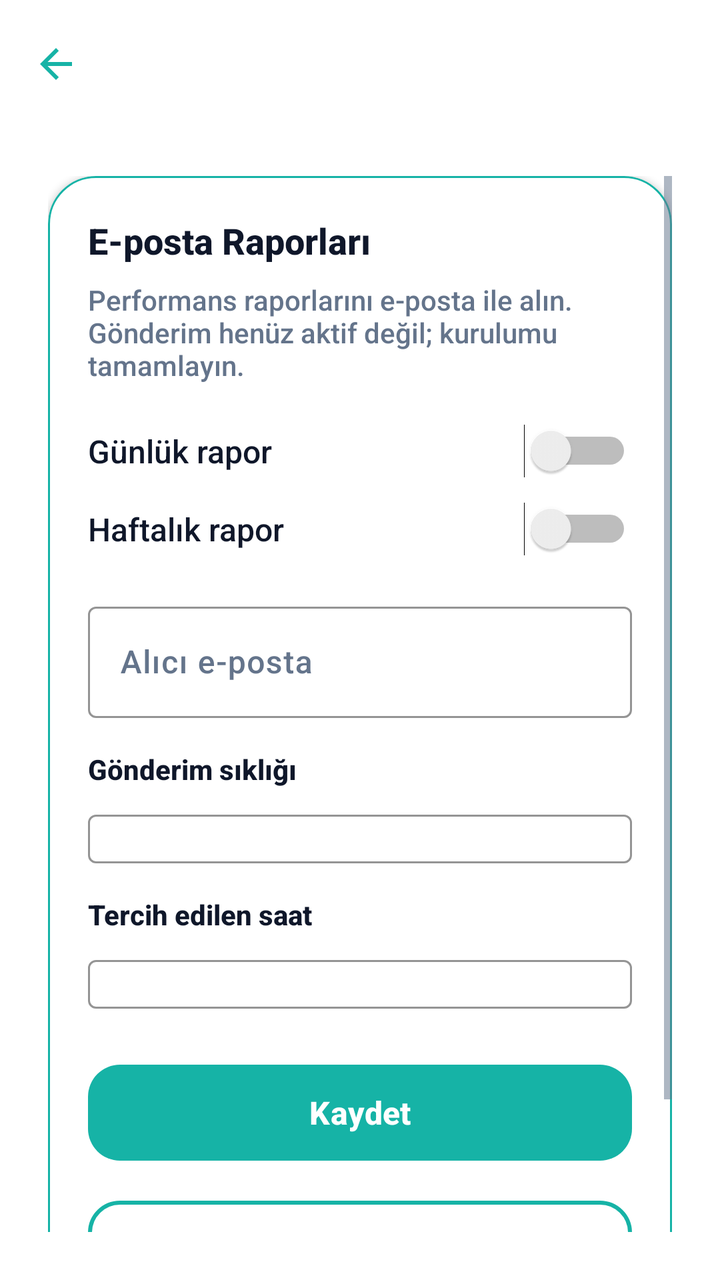
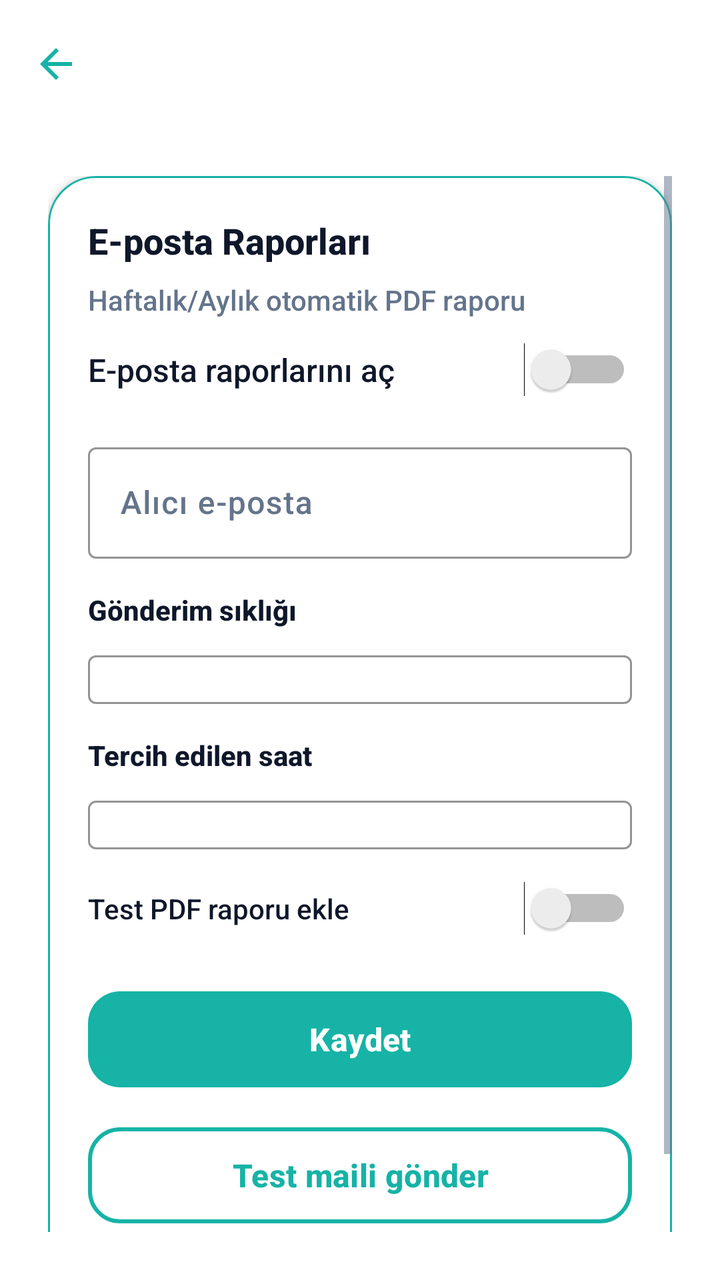

Two renders of the same Android screen: before a commit and after it. Below are the layout's source before the change and the commit's diff.
<!-- AndroidManifest.xml: application theme Theme.BrainBuddy -->
<!-- res/layout/activity_email_reports_setup.xml -->
<?xml version="1.0" encoding="utf-8"?>
<LinearLayout xmlns:android="http://schemas.android.com/apk/res/android"
    xmlns:app="http://schemas.android.com/apk/res-auto"
    android:layout_width="match_parent"
    android:layout_height="match_parent"
    android:orientation="vertical"
    android:background="@color/white">

    <com.google.android.material.appbar.MaterialToolbar
        android:id="@+id/toolbar"
        android:layout_width="match_parent"
        android:layout_height="?attr/actionBarSize"
        android:background="@color/white"
        app:titleTextColor="@color/bb_text"
        app:navigationIcon="?attr/homeAsUpIndicator"
        app:navigationIconTint="@color/emerald_primary" />

    <ScrollView
        android:layout_width="match_parent"
        android:layout_height="match_parent"
        android:fillViewport="true"
        android:padding="@dimen/space_24">

        <LinearLayout
            android:layout_width="match_parent"
            android:layout_height="wrap_content"
            android:orientation="vertical">

            <com.google.android.material.card.MaterialCardView
                style="@style/Widget.BrainBuddy.Card"
                android:layout_width="match_parent"
                android:layout_height="wrap_content"
                app:strokeColor="@color/emerald_primary"
                app:strokeWidth="1dp"
                app:cardBackgroundColor="@color/white">

                <LinearLayout
                    android:layout_width="match_parent"
                    android:layout_height="wrap_content"
                    android:orientation="vertical"
                    android:padding="20dp">

                    <TextView
                        android:layout_width="match_parent"
                        android:layout_height="wrap_content"
                        android:text="@string/email_reports_setup_title"
                        android:textSize="18sp"
                        android:textStyle="bold"
                        android:textColor="@color/bb_text"/>

                    <TextView
                        android:layout_width="match_parent"
                        android:layout_height="wrap_content"
                        android:layout_marginTop="8dp"
                        android:text="@string/email_reports_setup_subtitle"
                        android:textSize="14sp"
                        android:textColor="@color/bb_text_muted"/>

                    <LinearLayout
                        android:layout_width="match_parent"
                        android:layout_height="wrap_content"
                        android:orientation="horizontal"
                        android:gravity="center_vertical"
                        android:layout_marginTop="20dp">

                        <TextView
                            android:layout_width="0dp"
                            android:layout_height="wrap_content"
                            android:layout_weight="1"
                            android:text="@string/email_reports_daily"
                            android:textSize="16sp"
                            android:textColor="@color/bb_text"/>

                        <Switch
                            android:id="@+id/switchDailyReport"
                            android:layout_width="wrap_content"
                            android:layout_height="wrap_content"/>
                    </LinearLayout>

                    <LinearLayout
                        android:layout_width="match_parent"
                        android:layout_height="wrap_content"
                        android:orientation="horizontal"
                        android:gravity="center_vertical"
                        android:layout_marginTop="12dp">

                        <TextView
                            android:layout_width="0dp"
                            android:layout_height="wrap_content"
                            android:layout_weight="1"
                            android:text="@string/email_reports_weekly"
                            android:textSize="16sp"
                            android:textColor="@color/bb_text"/>

                        <Switch
                            android:id="@+id/switchWeeklyReport"
                            android:layout_width="wrap_content"
                            android:layout_height="wrap_content"/>
                    </LinearLayout>

                    <com.google.android.material.textfield.TextInputLayout
                        android:id="@+id/emailLayout"
                        style="@style/Widget.Material3.TextInputLayout.OutlinedBox"
                        android:layout_width="match_parent"
                        android:layout_height="wrap_content"
                        android:layout_marginTop="20dp"
                        android:hint="@string/email_reports_recipient"
                        app:boxStrokeColor="@color/emerald_primary"
                        app:hintTextColor="@color/emerald_primary">

                        <com.google.android.material.textfield.TextInputEditText
                            android:id="@+id/emailInput"
                            android:layout_width="match_parent"
                            android:layout_height="wrap_content"
                            android:inputType="textEmailAddress"/>
                    </com.google.android.material.textfield.TextInputLayout>

                    <TextView
                        android:layout_width="match_parent"
                        android:layout_height="wrap_content"
                        android:layout_marginTop="16dp"
                        android:text="@string/email_reports_frequency"
                        android:textSize="14sp"
                        android:textStyle="bold"
                        android:textColor="@color/bb_text"/>

                    <com.google.android.material.textfield.TextInputLayout
                        style="@style/Widget.Material3.TextInputLayout.OutlinedBox"
                        android:layout_width="match_parent"
                        android:layout_height="wrap_content"
                        android:layout_marginTop="8dp"
                        app:boxStrokeColor="@color/emerald_primary">

                        <com.google.android.material.textfield.MaterialAutoCompleteTextView
                            android:id="@+id/spinnerFrequency"
                            android:layout_width="match_parent"
                            android:layout_height="wrap_content"
                            android:inputType="none"/>
                    </com.google.android.material.textfield.TextInputLayout>

                    <TextView
                        android:layout_width="match_parent"
                        android:layout_height="wrap_content"
                        android:layout_marginTop="16dp"
                        android:text="@string/email_reports_hour"
                        android:textSize="14sp"
                        android:textStyle="bold"
                        android:textColor="@color/bb_text"/>

                    <com.google.android.material.textfield.TextInputLayout
                        style="@style/Widget.Material3.TextInputLayout.OutlinedBox"
                        android:layout_width="match_parent"
                        android:layout_height="wrap_content"
                        android:layout_marginTop="8dp"
                        app:boxStrokeColor="@color/emerald_primary">

                        <com.google.android.material.textfield.MaterialAutoCompleteTextView
                            android:id="@+id/spinnerHour"
                            android:layout_width="match_parent"
                            android:layout_height="wrap_content"
                            android:inputType="none"/>
                    </com.google.android.material.textfield.TextInputLayout>

                    <com.google.android.material.button.MaterialButton
                        android:id="@+id/btnSave"
                        style="@style/BBButton"
                        android:layout_width="match_parent"
                        android:layout_height="wrap_content"
                        android:layout_marginTop="24dp"
                        android:text="@string/email_reports_save"/>

                    <com.google.android.material.button.MaterialButton
                        android:id="@+id/btnTestMail"
                        style="@style/BBButtonAlt"
                        android:layout_width="match_parent"
                        android:layout_height="wrap_content"
                        android:layout_marginTop="12dp"
                        android:text="@string/email_reports_test_mail"/>

                    <TextView
                        android:id="@+id/tvPermissionsInfo"
                        android:layout_width="match_parent"
                        android:layout_height="wrap_content"
                        android:layout_marginTop="20dp"
                        android:text="@string/email_reports_permissions_info"
                        android:textSize="12sp"
                        android:textColor="@color/bb_text_muted"/>
                </LinearLayout>
            </com.google.android.material.card.MaterialCardView>
        </LinearLayout>
    </ScrollView>
</LinearLayout>
<!-- resources referenced by this layout -->
<resources>
  <color name="bb_text">@color/textPrimary</color>
  <color name="bb_text_muted">@color/textSecondary</color>
  <color name="emerald_primary">@color/emerald</color>
  <color name="white">#FFFFFF</color>
  <dimen name="space_24">24dp</dimen>
  <string name="email_reports_daily">Günlük rapor</string>
  <string name="email_reports_frequency">Gönderim sıklığı</string>
  <string name="email_reports_hour">Tercih edilen saat</string>
  <string name="email_reports_permissions_info">Bildirimler için bildirim izni gereklidir. Raporlar planlanan saatte arka planda gönderilecektir.</string>
  <string name="email_reports_recipient">Alıcı e-posta</string>
  <string name="email_reports_save">Kaydet</string>
  <string name="email_reports_setup_subtitle">Performans raporlarını e-posta ile alın. Gönderim henüz aktif değil; kurulumu tamamlayın.</string>
  <string name="email_reports_setup_title">E-posta Raporları</string>
  <string name="email_reports_test_mail">Test maili gönder</string>
  <string name="email_reports_weekly">Haftalık rapor</string>
  <style name="BBButton" parent="Widget.Material3.Button">
          <item name="android:minHeight">56dp</item>
          <item name="android:paddingStart">24dp</item>
          <item name="android:paddingEnd">24dp</item>
          <item name="cornerRadius">16dp</item>
          <item name="android:textAllCaps">false</item>
          <item name="android:textColor">?attr/colorOnPrimary</item>
          <item name="android:textSize">16sp</item>
          <item name="android:textStyle">bold</item>
          <item name="backgroundTint">?attr/colorPrimary</item>
      </style>
  <style name="BBButtonAlt" parent="Widget.Material3.Button.OutlinedButton">
          <item name="android:minHeight">56dp</item>
          <item name="cornerRadius">16dp</item>
          <item name="android:textAllCaps">false</item>
          <item name="android:textColor">?attr/colorPrimary</item>
          <item name="strokeColor">?attr/colorPrimary</item>
          <item name="strokeWidth">2dp</item>
      </style>
  <style name="Widget.BrainBuddy.Card" parent="Widget.Material3.CardView.Elevated">
          <item name="cardCornerRadius">@dimen/card_corner_radius</item>
          <item name="cardElevation">@dimen/card_elevation</item>
          <item name="cardBackgroundColor">?attr/colorSurfaceContainer</item>
          <item name="strokeColor">?attr/colorOutlineVariant</item>
          <item name="strokeWidth">1dp</item>
          <item name="android:foreground">?attr/selectableItemBackground</item>
      </style>
  <color name="textPrimary">#0F172A</color>
  <color name="textSecondary">#64748B</color>
  <color name="emerald">#16B3A6</color>
  <dimen name="card_corner_radius">24dp</dimen>
  <dimen name="card_elevation">2dp</dimen>
  <color name="bb_primary">@color/emerald</color>
  <color name="bb_secondary">@color/emeraldDark</color>
  <color name="bb_accent">@color/emerald</color>
  <color name="black">#000000</color>
  <color name="bb_error">@color/danger</color>
  <color name="bb_bg">@color/emeraldSoft</color>
  <color name="bb_surface_container">@color/emerald_surface</color>
  <color name="bb_outline_variant">@color/emerald_primary</color>
  <color name="emerald_light">@color/emeraldSoft</color>
  <color name="emerald_dark">@color/emeraldDark</color>
  <!-- drawable bg_gradient (drawable) -->
  <?xml version="1.0" encoding="utf-8"?>
  <layer-list xmlns:android="http://schemas.android.com/apk/res/android">
      <item>
          <shape>
              <gradient
                  android:angle="270"
                  android:startColor="@color/emerald_light"
                  android:endColor="@color/emerald_surface"/>
          </shape>
      </item>
  </layer-list>
  <color name="emeraldDark">#0E7E76</color>
  <color name="danger">#EF4444</color>
  <color name="emeraldSoft">#E6FAF7</color>
  <color name="emerald_surface">#F5FFFD</color>
  <!-- unchanged entries left out for length: 1 -->
</resources>

<!-- the commit's change to res/layout/activity_email_reports_setup.xml (unified diff, before → after) -->
@@ -55,27 +55,6 @@
                         android:text="@string/email_reports_setup_subtitle"
                         android:textSize="14sp"
                         android:textColor="@color/bb_text_muted"/>
-
-                    <LinearLayout
-                        android:layout_width="match_parent"
-                        android:layout_height="wrap_content"
-                        android:orientation="horizontal"
-                        android:gravity="center_vertical"
-                        android:layout_marginTop="20dp">
-
-                        <TextView
-                            android:layout_width="0dp"
-                            android:layout_height="wrap_content"
-                            android:layout_weight="1"
-                            android:text="@string/email_reports_daily"
-                            android:textSize="16sp"
-                            android:textColor="@color/bb_text"/>
-
-                        <Switch
-                            android:id="@+id/switchDailyReport"
-                            android:layout_width="wrap_content"
-                            android:layout_height="wrap_content"/>
-                    </LinearLayout>
 
                     <LinearLayout
                         android:layout_width="match_parent"
@@ -161,6 +140,27 @@
                             android:inputType="none"/>
                     </com.google.android.material.textfield.TextInputLayout>
 
+                    <LinearLayout
+                        android:layout_width="match_parent"
+                        android:layout_height="wrap_content"
+                        android:orientation="horizontal"
+                        android:gravity="center_vertical"
+                        android:layout_marginTop="16dp">
+
+                        <TextView
+                            android:layout_width="0dp"
+                            android:layout_height="wrap_content"
+                            android:layout_weight="1"
+                            android:text="@string/email_reports_attach_pdf"
+                            android:textSize="14sp"
+                            android:textColor="@color/bb_text"/>
+
+                        <Switch
+                            android:id="@+id/switchAttachPdf"
+                            android:layout_width="wrap_content"
+                            android:layout_height="wrap_content"/>
+                    </LinearLayout>
+
                     <com.google.android.material.button.MaterialButton
                         android:id="@+id/btnSave"
                         style="@style/BBButton"
<!-- resource entries referenced after the edit -->
@@ -5,16 +5,16 @@
   <color name="emerald_primary">@color/emerald</color>
   <color name="white">#FFFFFF</color>
   <dimen name="space_24">24dp</dimen>
-  <string name="email_reports_daily">Günlük rapor</string>
+  <string name="email_reports_attach_pdf">Test PDF raporu ekle</string>
   <string name="email_reports_frequency">Gönderim sıklığı</string>
   <string name="email_reports_hour">Tercih edilen saat</string>
   <string name="email_reports_permissions_info">Bildirimler için bildirim izni gereklidir. Raporlar planlanan saatte arka planda gönderilecektir.</string>
   <string name="email_reports_recipient">Alıcı e-posta</string>
   <string name="email_reports_save">Kaydet</string>
-  <string name="email_reports_setup_subtitle">Performans raporlarını e-posta ile alın. Gönderim henüz aktif değil; kurulumu tamamlayın.</string>
+  <string name="email_reports_setup_subtitle">Haftalık/Aylık otomatik PDF raporu</string>
   <string name="email_reports_setup_title">E-posta Raporları</string>
   <string name="email_reports_test_mail">Test maili gönder</string>
-  <string name="email_reports_weekly">Haftalık rapor</string>
+  <string name="email_reports_weekly">E-posta raporlarını aç</string>
   <style name="BBButton" parent="Widget.Material3.Button">
           <item name="android:minHeight">56dp</item>
           <item name="android:paddingStart">24dp</item>
